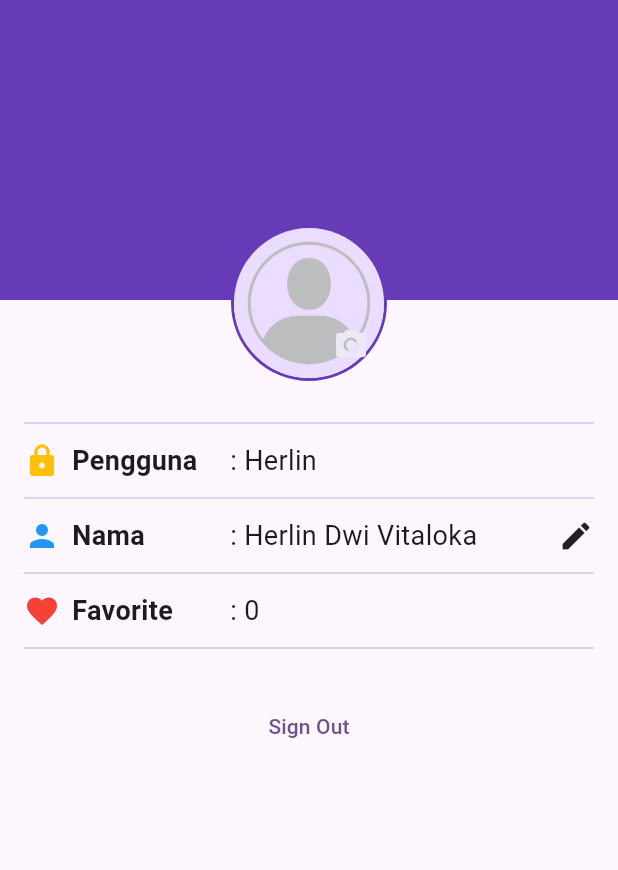
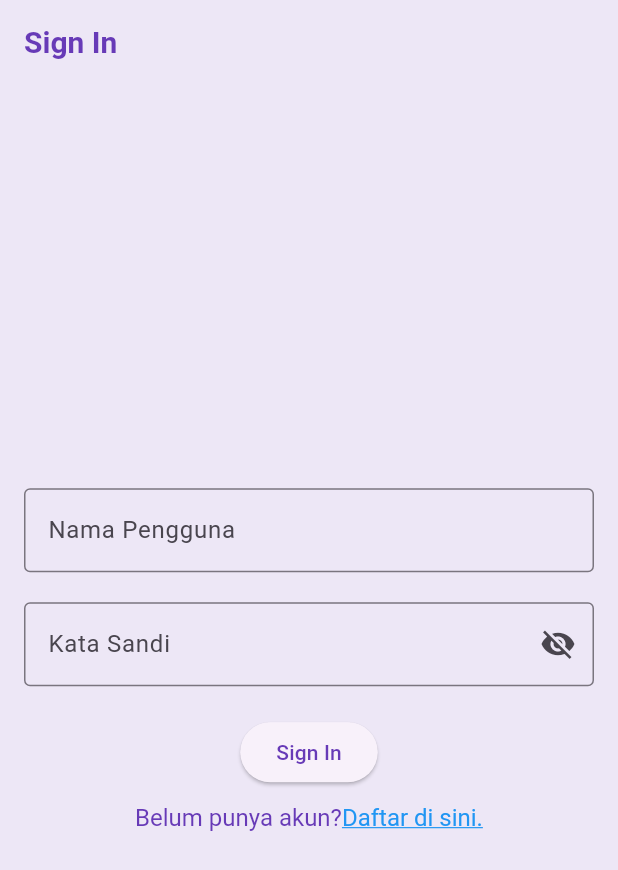
Before and after one commit to 2024-2025-Gasal-PABI-SI5A/project-wisata-candi-Herlin6, a Flutter app: the screen it shows after launch, on a phone screen of 412 x 824 dp. Shown: the top 870 px of the screen. Run offline on Flutter 3.47's test engine with Material 3 defaults, Android fonts, the phone set to English and light mode, and no system bars.

Commit message:
finish part 4

```diff
--- a/lib/main.dart
+++ b/lib/main.dart
@@ -2,6 +2,7 @@ import 'package:flutter/material.dart';
 import 'package:wisata_candi/screens/detail_screen.dart';
 import 'package:wisata_candi/data/candi_data.dart';
 import 'package:wisata_candi/screens/profile_screen.dart';
+import 'package:wisata_candi/screens/signin_screen.dart';
 
 void main() {
   runApp(const MainApp());
@@ -15,10 +16,22 @@ class MainApp extends StatelessWidget {
     return MaterialApp(
       title: 'Wisata Candi',
       theme: ThemeData(
-          colorScheme: ColorScheme.fromSeed(seedColor: Colors.deepPurple),
+          appBarTheme: const AppBarTheme(
+              iconTheme: IconThemeData(color: Colors.deepPurple),
+              titleTextStyle: TextStyle(
+                color: Colors.deepPurple,
+                fontSize: 20,
+                fontWeight: FontWeight.bold,
+              )),
+          colorScheme:
+              ColorScheme.fromSeed(seedColor: Colors.deepPurple).copyWith(
+            primary: Colors.deepPurple,
+            surface: Colors.deepPurple[50],
+          ),
           useMaterial3: true),
       // home: DetailScreen(candi: candiList[0])
-      home: ProfileScreen(),
+      // home: ProfileScreen(),
+      home: SignInScreen(),
     );
   }
 }
--- a/lib/screens/profile_screen.dart
+++ b/lib/screens/profile_screen.dart
@@ -8,7 +8,7 @@ class ProfileScreen extends StatefulWidget {
 }
 
 class _ProfileScreenState extends State<ProfileScreen> {
-  bool isSigendIn = true;
+  bool isSignedIn = true;
   String fullName = "Herlin Dwi Vitaloka";
   String userName = "Herlin";
   int favoriteCandiCount = 0;
@@ -16,14 +16,14 @@ class _ProfileScreenState extends State<ProfileScreen> {
   //sign in funciton
   void SignIn() {
     setState(() {
-      isSigendIn = !isSigendIn;
+      isSignedIn = !isSignedIn;
     });
   }
 
   //sign out function
   void SignOut() {
     setState(() {
-      isSigendIn = !isSigendIn;
+      isSignedIn = !isSignedIn;
     });
   }
 
@@ -59,7 +59,7 @@ class _ProfileScreenState extends State<ProfileScreen> {
                                   AssetImage("images/placeholder_image.png"),
                             ),
                           ),
-                          if (isSigendIn)
+                          if (isSignedIn)
                             IconButton(
                                 onPressed: () {},
                                 icon: Icon(
@@ -139,7 +139,7 @@ class _ProfileScreenState extends State<ProfileScreen> {
                         ": $fullName",
                         style: const TextStyle(fontSize: 18),
                       )),
-                      if (isSigendIn) const Icon(Icons.edit)
+                      if (isSignedIn) const Icon(Icons.edit)
                     ],
                   ),
                   // Baris 3 favorite info
@@ -187,7 +187,7 @@ class _ProfileScreenState extends State<ProfileScreen> {
                   const SizedBox(
                     height: 20,
                   ),
-                  isSigendIn
+                  isSignedIn
                       ? TextButton(
                           onPressed: SignOut, child: const Text("Sign Out"))
                       : TextButton(
--- /dev/null
+++ b/lib/screens/signin_screen.dart
@@ -0,0 +1,102 @@
+import 'package:flutter/material.dart';
+import 'package:flutter/gestures.dart';
+
+class SignInScreen extends StatefulWidget {
+  SignInScreen({super.key});
+
+  @override
+  State<SignInScreen> createState() => _SignInScreenState();
+}
+
+class _SignInScreenState extends State<SignInScreen> {
+  final TextEditingController _usernameController = TextEditingController();
+
+  final TextEditingController _passwordController = TextEditingController();
+
+  String _errorText = '';
+
+  bool _isSigendIn = false;
+
+  bool _obscurePassword = true;
+
+  @override
+  Widget build(BuildContext context) {
+    return Scaffold(
+        appBar: AppBar(
+          title: const Text("Sign In"),
+        ),
+        body: Center(
+          child: SingleChildScrollView(
+            child: Padding(
+              padding: const EdgeInsets.all(16),
+              child: Form(
+                  child: Column(
+                mainAxisAlignment: MainAxisAlignment.center,
+                crossAxisAlignment: CrossAxisAlignment.center,
+                children: [
+                  // nama pengguna
+                  TextFormField(
+                    controller: _usernameController,
+                    decoration: const InputDecoration(
+                      labelText: "Nama Pengguna",
+                      hintText: "Masukkan nama pengguna",
+                      border: OutlineInputBorder(),
+                    ),
+                  ),
+                  // kata sandi
+                  const SizedBox(
+                    height: 20,
+                  ),
+                  TextFormField(
+                    controller: _passwordController,
+                    decoration: InputDecoration(
+                        labelText: "Kata Sandi",
+                        hintText: "Masukkan kata sandi",
+                        border: const OutlineInputBorder(),
+                        errorText: _errorText.isNotEmpty ? _errorText : null,
+                        suffixIcon: IconButton(
+                            onPressed: () {
+                              setState(() {
+                                _obscurePassword = !_obscurePassword;
+                              });
+                            },
+                            icon: Icon(_obscurePassword
+                                ? Icons.visibility_off
+                                : Icons.visibility))),
+                    obscureText: _obscurePassword,
+                  ),
+                  // sign in
+                  const SizedBox(
+                    height: 20,
+                  ),
+                  ElevatedButton(
+                      onPressed: () {}, child: const Text("Sign In")),
+                  //sign up
+                  const SizedBox(
+                    height: 10,
+                  ),
+                  // TextButton(
+                  //     onPressed: () {},
+                  //     child: Text("Belum punya akun? Daftar di sini."))
+                  RichText(
+                      text: TextSpan(
+                          text: "Belum punya akun?",
+                          style: const TextStyle(
+                              fontSize: 16, color: Colors.deepPurple),
+                          children: [
+                        TextSpan(
+                            text: "Daftar di sini.",
+                            style: const TextStyle(
+                              fontSize: 16,
+                              color: Colors.blue,
+                              decoration: TextDecoration.underline,
+                            ),
+                            recognizer: TapGestureRecognizer()..onTap = () {})
+                      ]))
+                ],
+              )),
+            ),
+          ),
+        ));
+  }
+}
```
